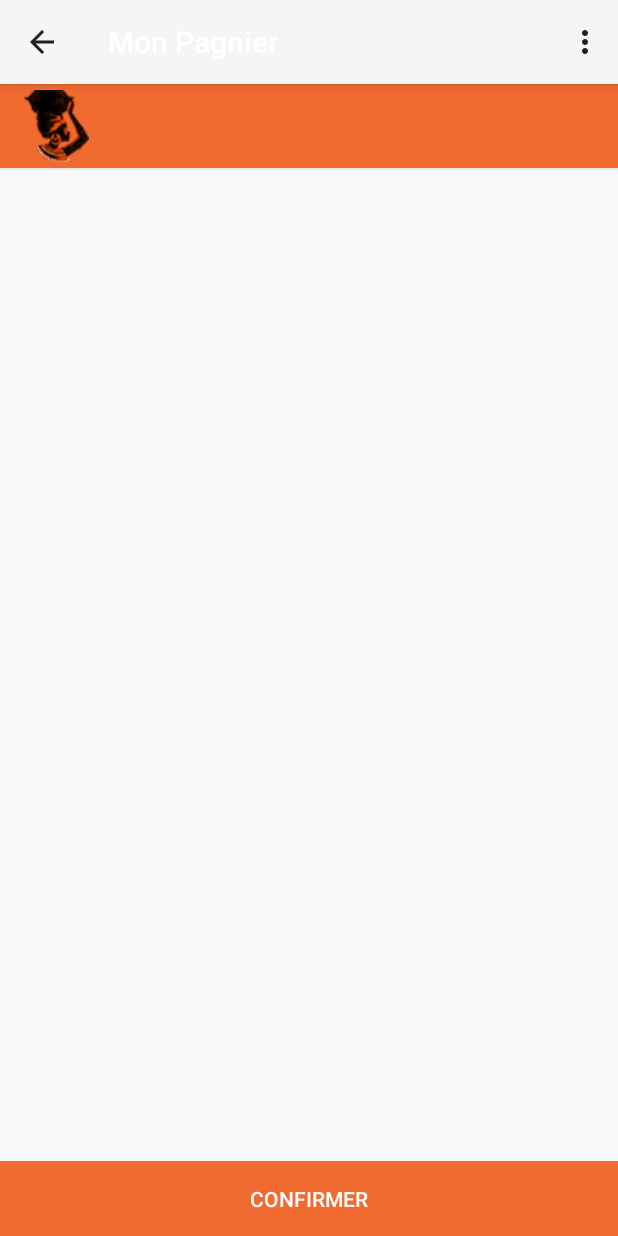
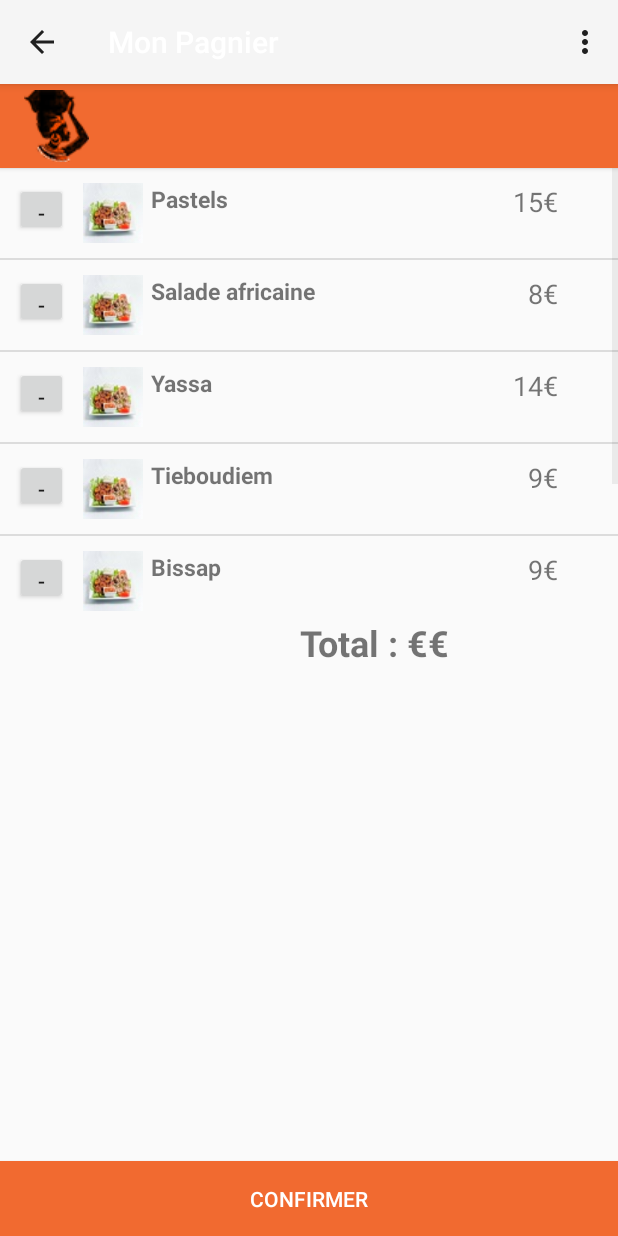
Before and after one commit to steevex35/JamboApp, an Android app: the OrderActivity screen opened directly, with no data from a screen before it, on a phone screen of 412 x 824 dp. Run offline under Robolectric (Android 15) with nearby library versions, the phone set to English and light mode, and no system bars; 1 statement that could not run was skipped.

Commit message:
page orderActivity ListView

```diff
--- a/app/src/main/AndroidManifest.xml
+++ b/app/src/main/AndroidManifest.xml
@@ -4,7 +4,7 @@
 
     <application
         android:allowBackup="true"
-        android:icon="@drawable/logo_app"
+        android:icon="@drawable/tool_icon"
         android:label="@string/app_name"
         android:theme="@style/AppTheme" >
         <activity
--- a/app/src/main/java/com/steevesobiangndam/jamboapp/OrderActivity.java
+++ b/app/src/main/java/com/steevesobiangndam/jamboapp/OrderActivity.java
@@ -1,20 +1,34 @@
 package com.steevesobiangndam.jamboapp;
 
+import android.content.Intent;
 import android.support.v7.app.AppCompatActivity;
 import android.os.Bundle;
 import android.support.v7.widget.Toolbar;
 import android.text.Html;
 import android.view.Menu;
 import android.view.MenuItem;
+import android.view.View;
+import android.widget.AdapterView;
+import android.widget.ListView;
+import android.widget.TextView;
+
+import org.json.JSONArray;
+import org.json.JSONException;
+import org.json.JSONObject;
+
+import java.util.ArrayList;
+import java.util.HashMap;
 
 public class OrderActivity extends AppCompatActivity {
 
     private Toolbar toolbar;
+    private ArrayList<HashMap<String, String>> listHashPlats = new ArrayList<HashMap<String, String>>();
     @Override
     protected void onCreate(Bundle savedInstanceState) {
         super.onCreate(savedInstanceState);
         setContentView(R.layout.activity_order);
         ini_toolBar();
+        ini_listView();
     }
 
     public void ini_toolBar(){
@@ -24,6 +38,133 @@ public class OrderActivity extends AppCompatActivity {
         toolbar.setLogo(R.drawable.tool_icon);
         getSupportActionBar().setTitle(Html.fromHtml("<center><font color='#ffffff'> Mon Pagnier </font></center>"));
     }
+
+    public void ini_listView() {
+
+        JSONObject plat1 = new JSONObject();
+        try {
+            plat1.put("id", "1");
+            plat1.put("nom", "Pastels");
+            plat1.put("prix","15€");
+            plat1.put("rate","4");
+        } catch (JSONException e) {
+            // TODO Auto-generated catch block
+            e.printStackTrace();
+        }
+
+        JSONObject plat2 = new JSONObject();
+        try {
+            plat2.put("id", "2");
+            plat2.put("nom", "Salade africaine");
+            plat2.put("prix","8€");
+        } catch (JSONException e) {
+            // TODO Auto-generated catch block
+            e.printStackTrace();
+        }
+        JSONObject plat3 = new JSONObject();
+        try {
+            plat3.put("id", "3");
+            plat3.put("nom", "Yassa");
+            plat3.put("prix","14€");
+        } catch (JSONException e) {
+            // TODO Auto-generated catch block
+            e.printStackTrace();
+        }
+        JSONObject plat4 = new JSONObject();
+        try {
+            plat4.put("id", "4");
+            plat4.put("nom", "Pundu");
+            plat1.put("prix","15€");
+        } catch (JSONException e) {
+            // TODO Auto-generated catch block
+            e.printStackTrace();
+        }
+
+        JSONObject plat5 = new JSONObject();
+        try {
+            plat5.put("id", "5");
+            plat5.put("nom", "Tieboudiem");
+            plat5.put("prix","9€");
+        } catch (JSONException e) {
+            // TODO Auto-generated catch block
+            e.printStackTrace();
+        }
+        JSONObject plat6 = new JSONObject();
+        try {
+            plat6.put("id", "6");
+            plat6.put("nom", "Bissap");
+            plat6.put("prix","9€");
+        } catch (JSONException e) {
+            // TODO Auto-generated catch block
+            e.printStackTrace();
+        }
+
+        JSONObject plat7 = new JSONObject();
+        try {
+            plat7.put("id", "7");
+            plat7.put("nom", "Gingembre");
+            plat7.put("prix","2€");
+        } catch (JSONException e) {
+            // TODO Auto-generated catch block
+            e.printStackTrace();
+        }
+        JSONObject plat8 = new JSONObject();
+        try {
+            plat8.put("id", "8");
+            plat8.put("nom", "Tiramisu saveurs exotiques");
+            plat8.put("prix","5€");
+        } catch (JSONException e) {
+            // TODO Auto-generated catch block
+            e.printStackTrace();
+        }
+
+
+        JSONArray jsonArrayPlats = new JSONArray();
+        jsonArrayPlats.put(plat1);
+        jsonArrayPlats.put(plat2);
+        jsonArrayPlats.put(plat3);
+        jsonArrayPlats.put(plat4);
+        jsonArrayPlats.put(plat5);
+        jsonArrayPlats.put(plat6);
+        jsonArrayPlats.put(plat7);
+        jsonArrayPlats.put(plat8);
+
+
+        for (int i = 0; i < jsonArrayPlats.length(); i++) {
+            HashMap<String, String> hmap = new HashMap<String, String>();
+            try {
+                JSONObject json = jsonArrayPlats.getJSONObject(i);
+                String id = json.getString("id");
+                String nom = json.getString("nom");
+                String prix= json.getString("prix");
+
+                hmap.put("id", id);
+                hmap.put("nom", nom);
+                hmap.put("prix",prix);
+                listHashPlats.add(hmap);
+            } catch (JSONException e) {
+                e.printStackTrace();
+            }
+        }
+
+        final ListView listView = (ListView) findViewById(R.id.commande_list);
+        PlatAdapter platAdapter = new PlatAdapter(this, R.layout.list_row_order, listHashPlats, this);
+        listView.setAdapter(platAdapter);
+        listView.setOnItemClickListener(new AdapterView.OnItemClickListener() {
+            @Override
+            public void onItemClick(AdapterView<?> adapterView, View view, int position, long l) {
+                TextView nom = (TextView) view.findViewById(R.id.nom_plat);
+
+                String nomToSend = nom.getText().toString();
+                //Toast toast = Toast.makeText(getApplication(), forecast, Toast.LENGTH_SHORT);
+                //toast.show();
+                Intent intent = new Intent(getApplication(), DetailActivity.class);
+                intent.putExtra(Intent.EXTRA_TEXT, nomToSend);
+                startActivity(intent);
+            }
+        });
+    }
+
 
     @Override
     public boolean onCreateOptionsMenu(Menu menu) {
--- a/app/src/main/res/layout/activity_order.xml
+++ b/app/src/main/res/layout/activity_order.xml
@@ -7,6 +7,22 @@
         layout="@layout/toolbar"
         android:layout_height="wrap_content"
         android:layout_width="match_parent" />
+
+    <ListView
+        android:id="@+id/commande_list"
+        android:layout_width="wrap_content"
+        android:layout_height="300dp">
+
+    </ListView>
+
+    <TextView
+        android:layout_width="wrap_content"
+        android:layout_height="wrap_content"
+        android:textStyle="bold"
+        android:textSize="24sp"
+        android:layout_marginLeft="200dp"
+        android:text="Total : €€"/>
+
 
 
 
--- /dev/null
+++ b/app/src/main/res/layout/list_row_order.xml
@@ -0,0 +1,49 @@
+<?xml version="1.0" encoding="utf-8"?>
+<RelativeLayout xmlns:android="http://schemas.android.com/apk/res/android"
+    xmlns:style="http://schemas.android.com/tools"
+    android:layout_width="fill_parent"
+    android:layout_height="match_parent"
+    android:orientation="horizontal"
+    android:padding="10dp">
+
+    <LinearLayout
+        android:id="@+id/thumbnail"
+        android:layout_width="wrap_content"
+        android:layout_height="wrap_content"
+        android:layout_alignParentLeft="true"
+        android:layout_marginRight="5dp">
+
+        <Button
+            android:layout_width="35dp"
+            android:text="-"
+            android:layout_marginRight="10dp"
+            android:layout_height="35dp" />
+
+        <ImageView
+            android:id="@+id/list_image"
+            android:layout_width="40dp"
+            android:layout_height="40dp"
+            android:src="@drawable/exemple_android" />
+    </LinearLayout>
+
+    <TextView
+        android:id="@+id/nom_plat"
+        android:layout_alignTop="@id/thumbnail"
+        android:layout_toRightOf="@id/thumbnail"
+        android:text="Poulet de test"
+        android:textSize="15dp"
+        android:textStyle="bold"
+        android:layout_width="wrap_content"
+        android:layout_height="wrap_content" />
+    <TextView
+        android:id="@+id/prix"
+        android:layout_alignParentRight="true"
+        android:layout_marginRight="30dp"
+        android:textSize="18sp"
+        android:layout_width="wrap_content"
+        android:layout_height="wrap_content"
+        android:text="€€"/>
+
+
+
+</RelativeLayout>
```
